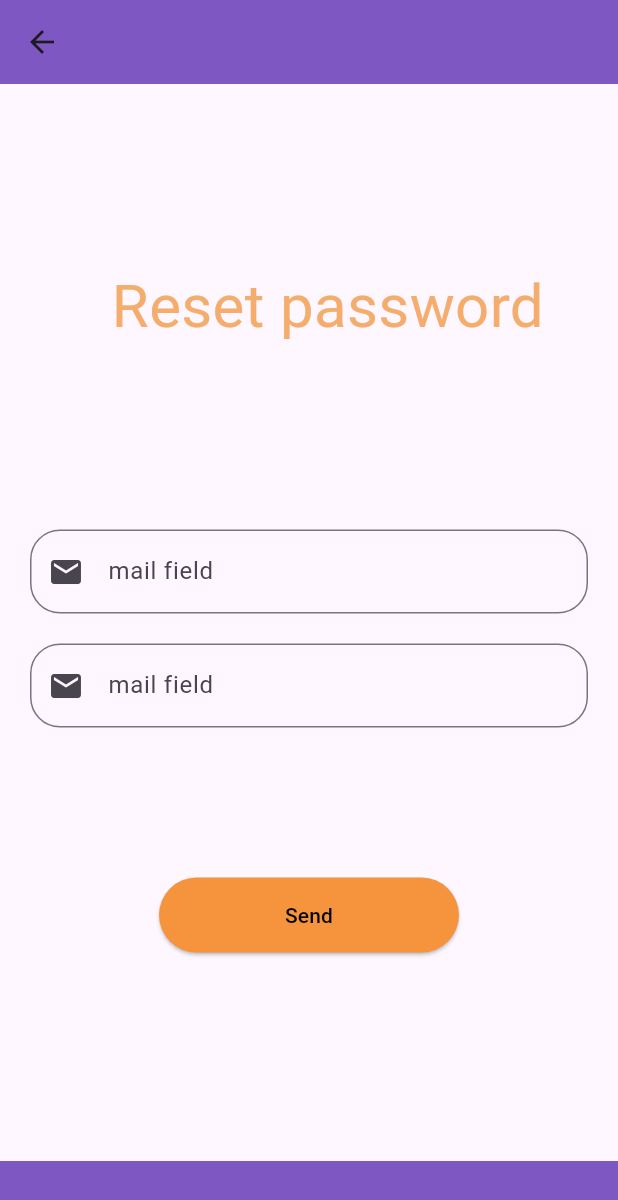
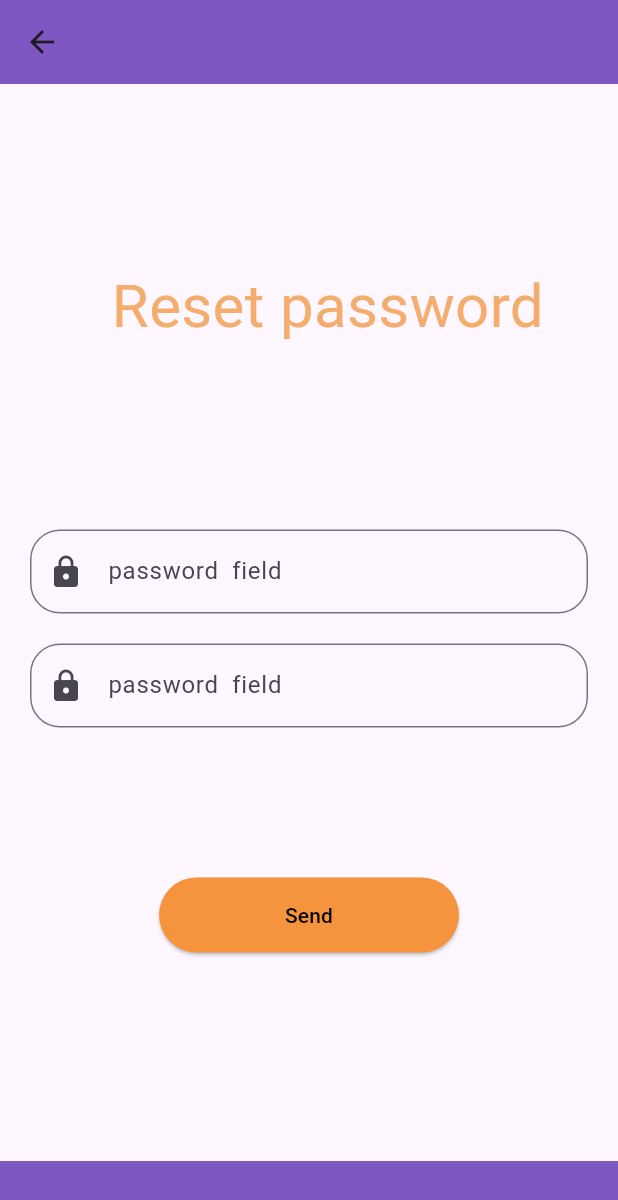
Before and after one commit to ALIKARFOUH/alibackend, a Flutter app: the Resetpassword screen opened directly, on a phone screen of 412 x 824 dp. Shown: the top 1200 px of the screen. Run offline on Flutter 3.47's test engine with Material 3 defaults, Android fonts, the phone set to English and light mode, and no system bars; our stand-ins replace firebase_auth, firebase_core, firebase_storage, image_picker; accounts and stored records are empty.

Commit message:
resetpassw

```diff
--- a/lib/myapp/resetpassword.dart
+++ b/lib/myapp/resetpassword.dart
@@ -33,11 +33,11 @@ class Resetpassword extends StatelessWidget {
                     .trim(); // Update the email variable when the user enters text
               },
               decoration: InputDecoration(
-                hintText: 'Please enter the mail here',
-                labelText: 'mail field',
+                hintText: 'Please enter your password here here',
+                labelText: 'password  field',
                 border:
                     OutlineInputBorder(borderRadius: BorderRadius.circular(20)),
-                prefixIcon: Icon(Icons.mail),
+                prefixIcon: Icon(Icons.lock),
               ),
             ),
           ),
@@ -45,12 +45,12 @@ class Resetpassword extends StatelessWidget {
           Padding(
             padding: const EdgeInsets.symmetric(horizontal: 20),
             child: TextField(
-              decoration: InputDecoration(
-                hintText: 'Please confirm the mail here',
-                labelText: 'mail field',
+               decoration: InputDecoration(
+                hintText: 'Please enter your password here here',
+                labelText: 'password  field',
                 border:
                     OutlineInputBorder(borderRadius: BorderRadius.circular(20)),
-                prefixIcon: Icon(Icons.mail),
+                prefixIcon: Icon(Icons.lock),
               ),
             ),
           ),
```
